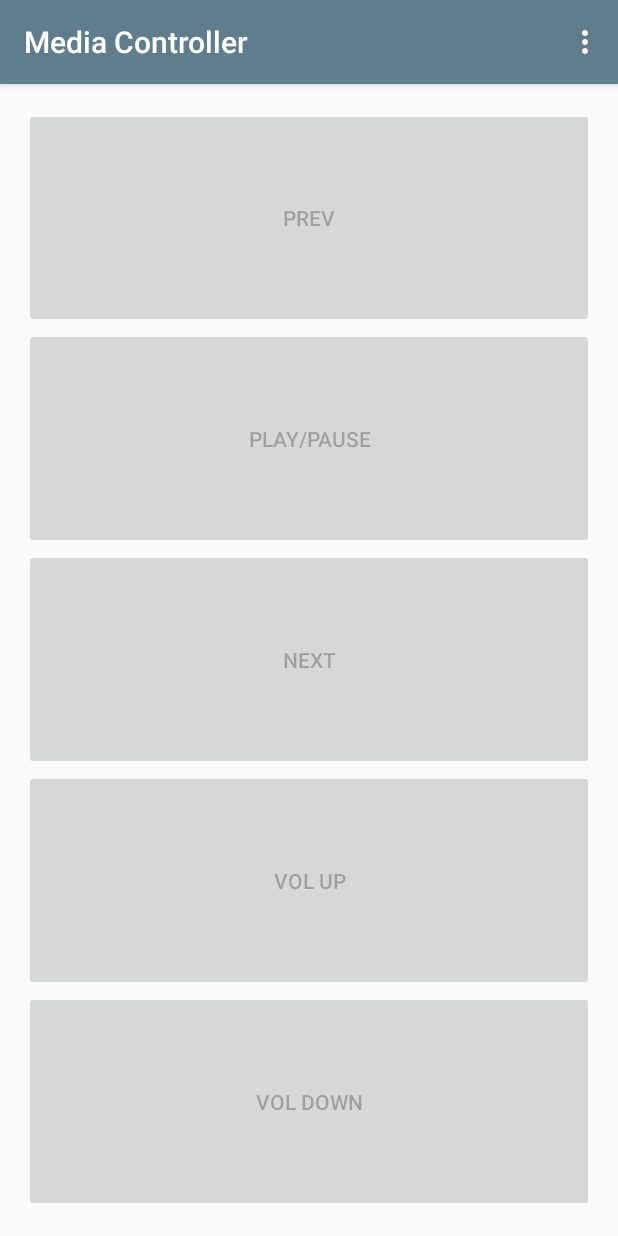
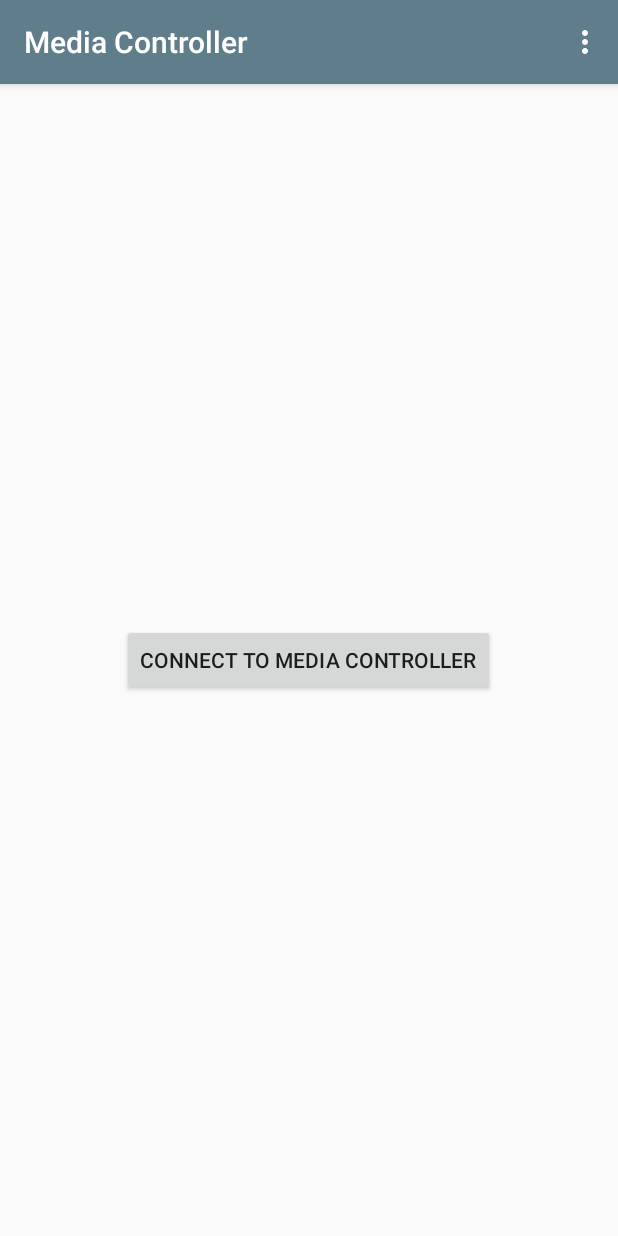
Before and after one commit to s-d/set09118_coursework, an Android app: the screen it shows after launch (MainActivity), on a phone screen of 412 x 824 dp. Run offline under Robolectric (Android 15) with nearby library versions, the light colour scheme and no system bars.

Commit message:
some of this code works, but i am at the pub, not really feeling motivated any more.

```diff
--- a/ANDROID/MediaController/app/src/main/java/uk/co/sam/mediacontroller/BluetoothHandler.java
+++ b/ANDROID/MediaController/app/src/main/java/uk/co/sam/mediacontroller/BluetoothHandler.java
@@ -19,10 +19,7 @@ import android.widget.ArrayAdapter;
 import android.widget.ListView;
 import android.widget.TextView;
 
-import java.io.BufferedReader;
 import java.io.IOException;
-import java.io.InputStream;
-import java.io.InputStreamReader;
 import java.io.OutputStream;
 import java.util.Set;
 import java.util.UUID;
@@ -40,15 +37,19 @@ public class BluetoothHandler {
     private BluetoothSocket mSocket;
     private OutputStream mOutput;
     private UUID muuid = UUID.fromString("00001101-0000-1000-8000-00805f9b34fb");
-    private static final String TAG = "BluetoothUtils";
-    private BufferedReader reader;
-    private static final String REQUIRED_DEVICE_NAME = "MEDIA_CONTROLLER";
+    private static boolean mConnected = false;
+
+
+    public boolean isConnected() {
+        return mConnected;
+    }
 
 
     public BluetoothHandler(Activity activity, View view) {
         this.mView = view;
         this.mActivity = activity;
         mBluetoothAdapter = BluetoothAdapter.getDefaultAdapter();
+        mConnected = false;
         if (mBluetoothAdapter == null) {
             Snackbar.make(this.mView, "Bluetooth unavailable on this device.", Snackbar.LENGTH_LONG).show();
         }
@@ -138,18 +139,18 @@ public class BluetoothHandler {
         mSocket = mDevice.createRfcommSocketToServiceRecord(muuid);
         mSocket.connect();
         mOutput = mSocket.getOutputStream();
+        mConnected = true;
         progressDialog.dismiss();
-        MainActivity.enableButtons();
+        MainActivity.showButtons();
     }
 
-    void disconnectDevice() {
-        if (mSocket != null && mSocket.isConnected()) {
+    public void disconnectDevice() {
+        if (mSocket.isConnected()) {
             try {
-                mOutput.close();
                 mSocket.close();
-                MainActivity.disableButtons();
                 Snackbar.make(mView, "Disconnected from " + mDevice.getName(), Snackbar.LENGTH_SHORT).show();
             } catch (IOException e) {
+                Log.d("bluetooth discon", "i am very sad"+e);
                 e.printStackTrace();
             }
         } else {
@@ -157,7 +158,7 @@ public class BluetoothHandler {
         }
     }
 
-    void writeValue(String val) {
+    public void writeValue(String val) {
         try {
             mOutput.write(val.getBytes());
         } catch (IOException e) {
--- a/ANDROID/MediaController/app/src/main/java/uk/co/sam/mediacontroller/MainActivity.java
+++ b/ANDROID/MediaController/app/src/main/java/uk/co/sam/mediacontroller/MainActivity.java
@@ -5,17 +5,21 @@ import android.os.Bundle;
 import android.support.design.widget.Snackbar;
 import android.support.v7.app.AppCompatActivity;
 import android.support.v7.widget.Toolbar;
+import android.util.Log;
 import android.view.View;
 import android.view.Menu;
 import android.view.MenuItem;
 import android.view.ViewGroup;
 import android.widget.Button;
+import android.widget.RelativeLayout;
 
 import java.util.ArrayList;
 
 public class MainActivity extends AppCompatActivity {
 
-    private static ArrayList<Button> mButtons;
+    private static ArrayList<Button> mFunctionButtons;
+    private static ArrayList<Button> mOtherButtons;
+
     private BluetoothHandler mBluetoothHandler;
 
     @Override
@@ -28,56 +32,97 @@ public class MainActivity extends AppCompatActivity {
         final Button button0 = (Button) findViewById(R.id.main_button_0);
         button0.setOnClickListener(new View.OnClickListener() {
             public void onClick(View v) {
-                mBluetoothHandler.writeValue("p");
+                mBluetoothHandler.writeValue("previousTrack");
             }
         });
         final Button button1 = (Button) findViewById(R.id.main_button_1);
         button1.setOnClickListener(new View.OnClickListener() {
             public void onClick(View v) {
-                mBluetoothHandler.writeValue("t");
+                mBluetoothHandler.writeValue("togglePlay");
             }
         });
         final Button button2 = (Button) findViewById(R.id.main_button_2);
         button2.setOnClickListener(new View.OnClickListener() {
             public void onClick(View v) {
-                mBluetoothHandler.writeValue("n");
+                mBluetoothHandler.writeValue("nextTrack");
             }
         });
         final Button button3 = (Button) findViewById(R.id.main_button_3);
         button3.setOnClickListener(new View.OnClickListener() {
             public void onClick(View v) {
-                mBluetoothHandler.writeValue("u");
+                mBluetoothHandler.writeValue("volumeUp");
             }
         });
         final Button button4 = (Button) findViewById(R.id.main_button_4);
         button4.setOnClickListener(new View.OnClickListener() {
             public void onClick(View v) {
-                mBluetoothHandler.writeValue("d");
+                mBluetoothHandler.writeValue("volumeDown");
             }
         });
 
-        mButtons = new ArrayList<>();
-        ViewGroup layout = (ViewGroup) findViewById(R.id.main_layout);
+        mFunctionButtons = new ArrayList<>();
+        mOtherButtons = new ArrayList<>();
+        ViewGroup layout = (ViewGroup) findViewById(R.id.main_button_layout);
         int childCount = layout.getChildCount();
         for (int i = 0; i < childCount; i++) {
             View child = layout.getChildAt(i);
             if (child instanceof Button) {
-                mButtons.add((Button) child);
+                mFunctionButtons.add((Button) child);
             }
         }
-        disableButtons();
+
+        RelativeLayout mainLayout = (RelativeLayout) findViewById(R.id.main_layout);
+        final Button buttonConnect = new Button(this);
+        buttonConnect.setText("Connect to Media Controller");
+        mainLayout.addView(buttonConnect);
+        RelativeLayout.LayoutParams layoutParams =
+                (RelativeLayout.LayoutParams) buttonConnect.getLayoutParams();
+        layoutParams.addRule(RelativeLayout.CENTER_IN_PARENT, RelativeLayout.TRUE);
+        buttonConnect.setLayoutParams(layoutParams);
+        buttonConnect.setOnClickListener(new View.OnClickListener() {
+            public void onClick(View v) {
+                if (mBluetoothHandler.isEnabled()) {
+                    mBluetoothHandler.showPairedDialog();
+                } else {
+                    mBluetoothHandler.enableBluetooth();
+                }
+            }
+        });
+        mOtherButtons.add(buttonConnect);
+//        disableButtons();
+        hideButtons();
+
         mBluetoothHandler = new BluetoothHandler(this, toolbar);
     }
 
-    public static void disableButtons() {
-        for (Button button : mButtons) {
-            button.setEnabled(false);
+//    public static void disableButtons() {
+//        for (Button button : mFunctionButtons) {
+//            button.setEnabled(false);
+//        }
+//    }
+//
+//    public static void enableButtons() {
+//        for (Button button : mFunctionButtons) {
+//            button.setEnabled(true);
+//        }
+//    }
+
+    public static void hideButtons() {
+        for (Button button : mFunctionButtons) {
+            button.setVisibility(View.GONE);
         }
+        for (Button button : mOtherButtons) {
+            button.setVisibility(View.VISIBLE);
+        }
+
     }
 
-    public static void enableButtons() {
-        for (Button button : mButtons) {
-            button.setEnabled(true);
+    public static void showButtons() {
+        for (Button button : mFunctionButtons) {
+            button.setVisibility(View.VISIBLE);
+        }
+        for (Button button : mOtherButtons) {
+            button.setVisibility(View.GONE);
         }
     }
 
@@ -104,23 +149,39 @@ public class MainActivity extends AppCompatActivity {
         int id = item.getItemId();
         switch (id) {
             //noinspection SimplifiableIfStatement
-            case R.id.action_connect:
-                if (mBluetoothHandler.isEnabled()) {
-                    mBluetoothHandler.showPairedDialog();
-                } else {
-                    mBluetoothHandler.enableBluetooth();
-                }
-                return true;
+//            case R.id.action_connect:
+//                if (mBluetoothHandler.isEnabled()) {
+//                    mBluetoothHandler.showPairedDialog();
+//                } else {
+//                    mBluetoothHandler.enableBluetooth();
+//                }
+//                return true;
             case R.id.action_disconnect:
-                if (mBluetoothHandler.isEnabled()) {
+                if (mBluetoothHandler.isConnected()) {
                     mBluetoothHandler.disconnectDevice();
                 } else {
-                    Snackbar.make(findViewById(R.id.action_disconnect), "Thing here", Snackbar.LENGTH_SHORT).show();
+//                    Snackbar.make(findViewById(R.id.action_disconnect), "Thing here", Snackbar.LENGTH_SHORT).show();
                 }
             case R.id.action_settings:
+                hideButtons();
                 return true;
         }
         return super.onOptionsItemSelected(item);
     }
 
+    @Override
+    public void onPause() {
+        super.onPause();  // Always call the superclass method first
+    }
+
+    @Override
+    public void onResume() {
+        super.onResume();  // Always call the superclass method first
+        if (mBluetoothHandler.isConnected()) {
+//            enableButtons();
+        } else {
+//            disableButtons();
+        }
+    }
+
 }
--- a/ANDROID/MediaController/app/src/main/res/layout/content_main.xml
+++ b/ANDROID/MediaController/app/src/main/res/layout/content_main.xml
@@ -1,11 +1,10 @@
 <?xml version="1.0" encoding="utf-8"?>
-<LinearLayout xmlns:android="http://schemas.android.com/apk/res/android"
+<RelativeLayout xmlns:android="http://schemas.android.com/apk/res/android"
     xmlns:app="http://schemas.android.com/apk/res-auto"
     xmlns:tools="http://schemas.android.com/tools"
     android:id="@+id/main_layout"
     android:layout_width="match_parent"
     android:layout_height="match_parent"
-    android:orientation="vertical"
     android:paddingBottom="@dimen/activity_vertical_margin"
     android:paddingLeft="@dimen/activity_horizontal_margin"
     android:paddingRight="@dimen/activity_horizontal_margin"
@@ -13,6 +12,12 @@
     app:layout_behavior="@string/appbar_scrolling_view_behavior"
     tools:context="uk.co.sam.mediacontroller.MainActivity"
     tools:showIn="@layout/activity_main">
+
+    <LinearLayout
+        android:id="@+id/main_button_layout"
+        android:layout_width="match_parent"
+        android:layout_height="match_parent"
+        android:orientation="vertical">
 
         <Button
             android:id="@+id/main_button_0"
@@ -53,5 +58,6 @@
             android:layout_weight="1"
             android:text="Vol Down" />
 
+    </LinearLayout>
 
-</LinearLayout>
+</RelativeLayout>
--- a/ANDROID/MediaController/app/src/main/res/menu/menu_main.xml
+++ b/ANDROID/MediaController/app/src/main/res/menu/menu_main.xml
@@ -2,11 +2,11 @@
     xmlns:app="http://schemas.android.com/apk/res-auto"
     xmlns:tools="http://schemas.android.com/tools"
     tools:context="uk.co.sam.mediacontroller.MainActivity">
-    <item
-        android:id="@+id/action_connect"
-        android:orderInCategory="0"
-        android:title="@string/menu_main_action_connect"
-        app:showAsAction="never" />
+    <!--<item-->
+        <!--android:id="@+id/action_connect"-->
+        <!--android:orderInCategory="0"-->
+        <!--android:title="@string/menu_main_action_connect"-->
+        <!--app:showAsAction="never" />-->
     <item
         android:id="@+id/action_disconnect"
         android:orderInCategory="1"
```
Lines whose indentation alone changed are shown as unchanged.
